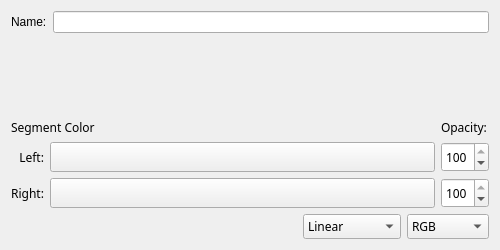
Before: the Qt Designer form libs/ui/forms/wdgautogradient.ui in KDE/krita, drawn with Qt 5.
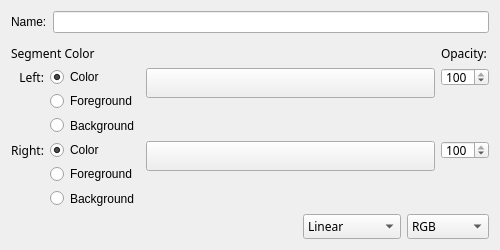
After: the same form once the commit is applied. Custom widgets are drawn as their Qt base class.

Commit message:
Make Gradients with Fg/Bg colors editable by users
# Conflicts:
#	libs/pigment/resources/KoStopGradient.cpp
#	libs/ui/kis_autogradient.cc
#	libs/ui/kis_autogradient.h
#	libs/ui/kis_canvas_resource_provider.cpp
#	libs/ui/kis_control_frame.cpp
#	libs/ui/kis_stopgradient_editor.cpp
#	libs/ui/kis_stopgradient_editor.h
#	libs/ui/widgets/kis_gradient_chooser.cc
#	libs/ui/widgets/kis_gradient_chooser.h

Patch:
```diff
--- a/libs/ui/forms/wdgautogradient.ui
+++ b/libs/ui/forms/wdgautogradient.ui
@@ -46,8 +46,8 @@
    </item>
    <item>
     <layout class="QGridLayout" name="gridLayout">
-     <item row="0" column="0" colspan="2">
-      <widget class="QLabel" name="textLabel1">
+     <item row="4" column="0">
+      <widget class="QLabel" name="labelRightColor">
        <property name="font">
         <font>
          <family>Sans Serif</family>
@@ -60,11 +60,74 @@
         </font>
        </property>
        <property name="text">
-        <string>Segment Color</string>
+        <string>Right:</string>
        </property>
+       <property name="alignment">
+        <set>Qt::AlignRight|Qt::AlignTrailing|Qt::AlignVCenter</set>
+       </property>
       </widget>
      </item>
-     <item row="0" column="2">
+     <item row="4" column="2">
+      <widget class="KisColorButton" name="rightColorButton">
+       <property name="sizePolicy">
+        <sizepolicy hsizetype="MinimumExpanding" vsizetype="Preferred">
+         <horstretch>0</horstretch>
+         <verstretch>0</verstretch>
+        </sizepolicy>
+       </property>
+       <property name="minimumSize">
+        <size>
+         <width>0</width>
+         <height>30</height>
+        </size>
+       </property>
+       <property name="font">
+        <font>
+         <family>Sans Serif</family>
+         <pointsize>9</pointsize>
+         <weight>50</weight>
+         <italic>false</italic>
+         <bold>false</bold>
+         <underline>false</underline>
+         <strikeout>false</strikeout>
+        </font>
+       </property>
+       <property name="focusPolicy">
+        <enum>Qt::ClickFocus</enum>
+       </property>
+      </widget>
+     </item>
+     <item row="1" column="3">
+      <widget class="KisIntParseSpinBox" name="intNumInputLeftOpacity">
+       <property name="sizePolicy">
+        <sizepolicy hsizetype="Minimum" vsizetype="Preferred">
+         <horstretch>0</horstretch>
+         <verstretch>0</verstretch>
+        </sizepolicy>
+       </property>
+       <property name="font">
+        <font>
+         <family>Sans Serif</family>
+         <pointsize>9</pointsize>
+         <weight>50</weight>
+         <italic>false</italic>
+         <bold>false</bold>
+         <underline>false</underline>
+         <strikeout>false</strikeout>
+        </font>
+       </property>
+       <property name="focusPolicy">
+        <enum>Qt::ClickFocus</enum>
+       </property>
+       <property name="maximum">
+        <number>100</number>
+       </property>
+       <property name="value">
+        <number>100</number>
+       </property>
+      </widget>
+     </item>
+     <item row="0" column="3">
       <widget class="QLabel" name="textLabel2">
        <property name="font">
         <font>
@@ -103,89 +166,28 @@
        </property>
       </widget>
      </item>
-     <item row="1" column="1">
-      <widget class="KisColorButton" name="leftColorButton">
-       <property name="sizePolicy">
-        <sizepolicy hsizetype="MinimumExpanding" vsizetype="Preferred">
-         <horstretch>0</horstretch>
-         <verstretch>0</verstretch>
-        </sizepolicy>
-       </property>
-       <property name="minimumSize">
-        <size>
-         <width>0</width>
-         <height>30</height>
-        </size>
-       </property>
-       <property name="font">
-        <font>
-         <family>Sans Serif</family>
-         <pointsize>9</pointsize>
-         <weight>50</weight>
-         <italic>false</italic>
-         <bold>false</bold>
-         <underline>false</underline>
-         <strikeout>false</strikeout>
-        </font>
-       </property>
-       <property name="focusPolicy">
-        <enum>Qt::ClickFocus</enum>
-       </property>
-      </widget>
-     </item>
-     <item row="1" column="2">
-      <widget class="KisIntParseSpinBox" name="intNumInputLeftOpacity">
-       <property name="sizePolicy">
-        <sizepolicy hsizetype="Minimum" vsizetype="Preferred">
-         <horstretch>0</horstretch>
-         <verstretch>0</verstretch>
-        </sizepolicy>
-       </property>
-       <property name="font">
-        <font>
-         <family>Sans Serif</family>
-         <pointsize>9</pointsize>
-         <weight>50</weight>
-         <italic>false</italic>
-         <bold>false</bold>
-         <underline>false</underline>
-         <strikeout>false</strikeout>
-        </font>
-       </property>
-       <property name="focusPolicy">
-        <enum>Qt::ClickFocus</enum>
-       </property>
-       <property name="maximum">
-        <number>100</number>
-       </property>
-       <property name="value">
-        <number>100</number>
-       </property>
-      </widget>
-     </item>
-     <item row="2" column="0">
-      <widget class="QLabel" name="labelRightColor">
-       <property name="font">
-        <font>
-         <family>Sans Serif</family>
-         <pointsize>9</pointsize>
-         <weight>50</weight>
-         <italic>false</italic>
-         <bold>false</bold>
-         <underline>false</underline>
-         <strikeout>false</strikeout>
-        </font>
-       </property>
-       <property name="text">
-        <string>Right:</string>
-       </property>
-       <property name="alignment">
-        <set>Qt::AlignRight|Qt::AlignTrailing|Qt::AlignVCenter</set>
-       </property>
-      </widget>
-     </item>
      <item row="2" column="1">
-      <widget class="KisColorButton" name="rightColorButton">
+      <widget class="QRadioButton" name="leftForegroundRadioButton">
+       <property name="text">
+        <string>Foreground</string>
+       </property>
+       <attribute name="buttonGroup">
+        <string notr="true">leftBtnGroup</string>
+       </attribute>
+      </widget>
+     </item>
+     <item row="5" column="1">
+      <widget class="QRadioButton" name="rightForegroundRadioButton">
+       <property name="text">
+        <string>Foreground</string>
+       </property>
+       <attribute name="buttonGroup">
+        <string notr="true">rightBtnGroup</string>
+       </attribute>
+      </widget>
+     </item>
+     <item row="1" column="2">
+      <widget class="KisColorButton" name="leftColorButton">
        <property name="sizePolicy">
         <sizepolicy hsizetype="MinimumExpanding" vsizetype="Preferred">
          <horstretch>0</horstretch>
@@ -214,7 +216,61 @@
        </property>
       </widget>
      </item>
-     <item row="2" column="2">
+     <item row="0" column="0" colspan="3">
+      <widget class="QLabel" name="textLabel1">
+       <property name="font">
+        <font>
+         <family>Sans Serif</family>
+         <pointsize>9</pointsize>
+         <weight>50</weight>
+         <italic>false</italic>
+         <bold>false</bold>
+         <underline>false</underline>
+         <strikeout>false</strikeout>
+        </font>
+       </property>
+       <property name="text">
+        <string>Segment Color</string>
+       </property>
+      </widget>
+     </item>
+     <item row="3" column="1">
+      <widget class="QRadioButton" name="leftBackgroundRadioButton">
+       <property name="text">
+        <string>Background</string>
+       </property>
+       <attribute name="buttonGroup">
+        <string notr="true">leftBtnGroup</string>
+       </attribute>
+      </widget>
+     </item>
+     <item row="1" column="1">
+      <widget class="QRadioButton" name="leftColorRadioButton">
+       <property name="text">
+        <string>Color</string>
+       </property>
+       <property name="checked">
+        <bool>true</bool>
+       </property>
+       <attribute name="buttonGroup">
+        <string notr="true">leftBtnGroup</string>
+       </attribute>
+      </widget>
+     </item>
+     <item row="4" column="1">
+      <widget class="QRadioButton" name="rightColorRadioButton">
+       <property name="text">
+        <string>Color</string>
+       </property>
+       <property name="checked">
+        <bool>true</bool>
+       </property>
+       <attribute name="buttonGroup">
+        <string notr="true">rightBtnGroup</string>
+       </attribute>
+      </widget>
+     </item>
+     <item row="4" column="3">
       <widget class="KisIntParseSpinBox" name="intNumInputRightOpacity">
        <property name="sizePolicy">
         <sizepolicy hsizetype="Minimum" vsizetype="Ignored">
@@ -244,6 +300,16 @@
        </property>
       </widget>
      </item>
+     <item row="6" column="1">
+      <widget class="QRadioButton" name="rightBackgroundRadioButton">
+       <property name="text">
+        <string>Background</string>
+       </property>
+       <attribute name="buttonGroup">
+        <string notr="true">rightBtnGroup</string>
+       </attribute>
+      </widget>
+     </item>
     </layout>
    </item>
    <item>
@@ -354,16 +420,16 @@
   </layout>
  </widget>
  <customwidgets>
-  <customwidget>
-   <class>KisIntParseSpinBox</class>
-   <extends>QSpinBox</extends>
-   <header>kis_int_parse_spin_box.h</header>
-  </customwidget>
   <customwidget>
    <class>KisColorButton</class>
    <extends>QPushButton</extends>
    <header>kis_color_button.h</header>
   </customwidget>
+  <customwidget>
+   <class>KisIntParseSpinBox</class>
+   <extends>QSpinBox</extends>
+   <header>kis_int_parse_spin_box.h</header>
+  </customwidget>
   <customwidget>
    <class>KisGradientSliderWidget</class>
    <extends></extends>
```
Left out of the diff: 4 changed lines with no effect on the pictures. The commit also changes 21 other files.
